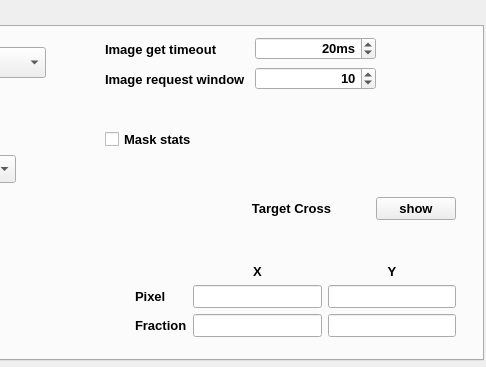
jaredmales/rtimv, file src/gui/rtimvControlPanel.ui: the form before one commit; both pictures show x 237 to 723 and y 0 to 367 of the 723 by 367 pixel window.
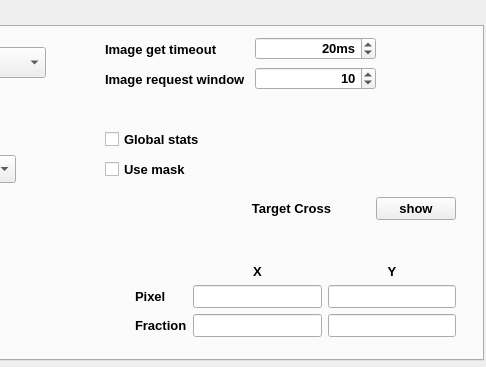
The form after the commit. The open tabs and pages were chosen to show the change. Icons and pictures are not drawn.

Commit message:
Rework mask statistics into global statistics
Add independent global-statistics and mask-selection controls, respecting the mask by default. Replace mask.stats with stats.global and stats.mask while keeping ordinary image masking independent and preserving the blank overlay heading.

Update backend calculations, authoritative client/server state, asynchronous mode requests, GUI controls, regression coverage, and documentation. Record the intermittent gRPC startup/shutdown assertion separately from the resolved stale-server deployment issue.

What changed in the file:
```diff
--- a/src/gui/rtimvControlPanel.ui
+++ b/src/gui/rtimvControlPanel.ui
@@ -2231,10 +2231,26 @@
       </rect>
      </property>
      <property name="text">
-      <string>Mask stats</string>
+      <string>Global stats</string>
      </property>
      <property name="toolTip">
-      <string>Show statistics for finite processed pixels where the image mask equals 1.</string>
+      <string>Show statistics for finite processed pixels across the image.</string>
+     </property>
+    </widget>
+    <widget class="QCheckBox" name="globalStatsMaskCheck">
+     <property name="geometry">
+      <rect>
+       <x>340</x>
+       <y>130</y>
+       <width>271</width>
+       <height>24</height>
+      </rect>
+     </property>
+     <property name="text">
+      <string>Use mask</string>
+     </property>
+     <property name="toolTip">
+      <string>Restrict global statistics to pixels where the ordinary mask equals 1, independently of applying the mask to the image.</string>
      </property>
     </widget>
     <widget class="QLabel" name="statsDisplayModeLabel">
```
Left out of the diff: 2 changed lines with no effect on the pictures. The commit also changes 25 other files.
